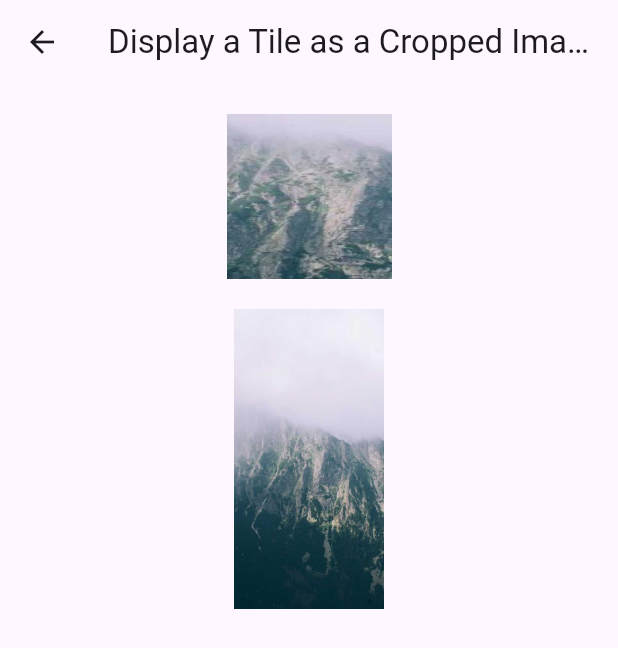
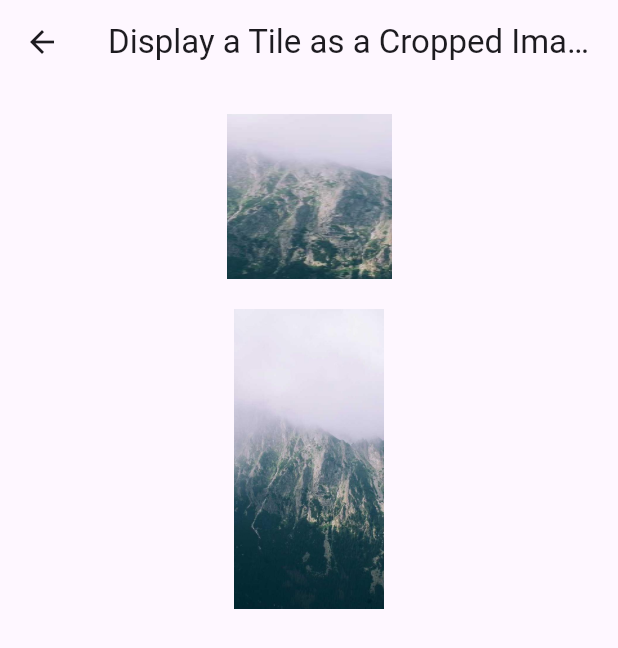
Before and after one commit to Gytan1/amse_tp2, a Flutter app: the DisplayTileWidget screen opened directly, on a phone screen of 412 x 824 dp. Shown: the top 648 px of the screen. Run offline on Flutter 3.47's test engine with Material 3 defaults, Android fonts, the light colour scheme and no system bars.

Commit message:
changement sur tile

```diff
--- a/exercices/lib/widgets/tile.dart
+++ b/exercices/lib/widgets/tile.dart
@@ -13,8 +13,8 @@ class Tile {
         child: Container(
           child: Align(
             alignment: alignment,
-            widthFactor: 0.3,
-            heightFactor: 0.3,
+            widthFactor: 0.5,
+            heightFactor: 0.5,
             child: Image.asset(imageURL),
           ),
         ),
@@ -24,7 +24,9 @@ class Tile {
 }
 
 Tile tile = Tile(
-    imageURL: 'assets/images/test.jpg', alignment: Alignment(0, 0));
+  imageURL: 'assets/images/test.jpg',
+  alignment: Alignment(0, 0),
+);
 
 class DisplayTileWidget extends StatelessWidget {
   const DisplayTileWidget({super.key});
@@ -37,18 +39,23 @@ class DisplayTileWidget extends StatelessWidget {
         centerTitle: true,
       ),
       body: Center(
-          child: Column(children: [
+        child: Column(
+          children: [
             SizedBox(
               width: 150.0,
               height: 150.0,
               child: Container(
                 margin: EdgeInsets.all(20.0),
-                child: createTileWidgetFrom(tile))),
+                child: createTileWidgetFrom(tile),
+              ),
+            ),
             SizedBox(
               height: 200,
-            child: Image.asset('assets/images/test.jpg',
-                fit: BoxFit.cover))
-      ])),
+              child: Image.asset('assets/images/test.jpg', fit: BoxFit.cover),
+            ),
+          ],
+        ),
+      ),
     );
   }
 
```
Lines whose indentation alone changed are shown as unchanged.
